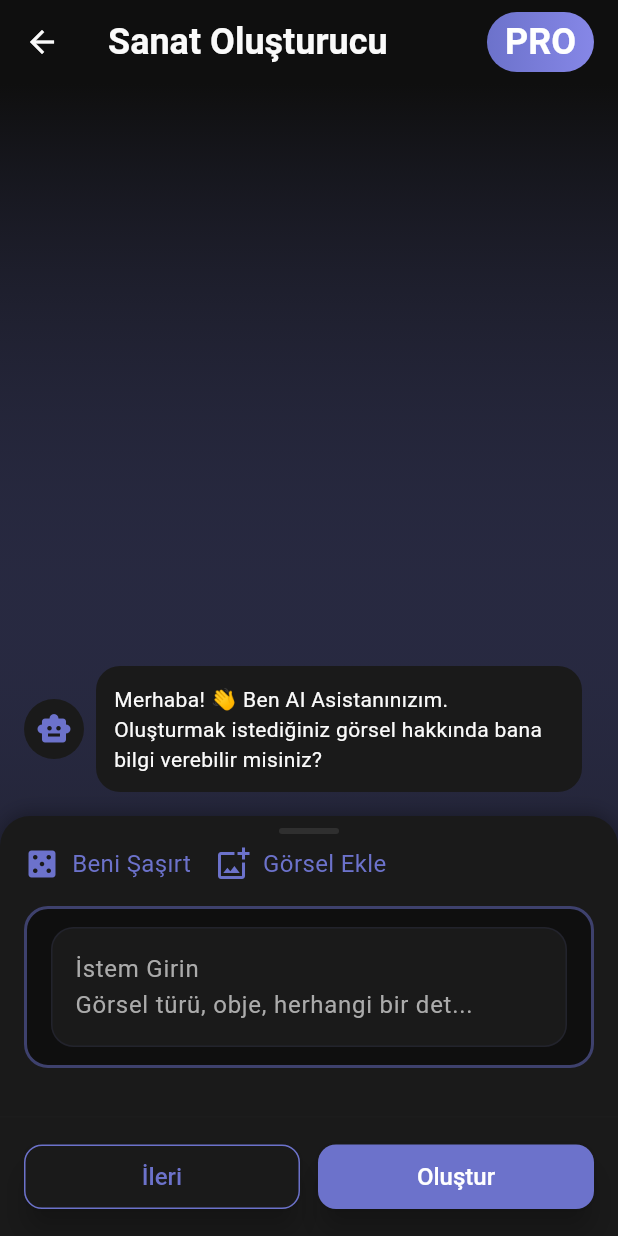
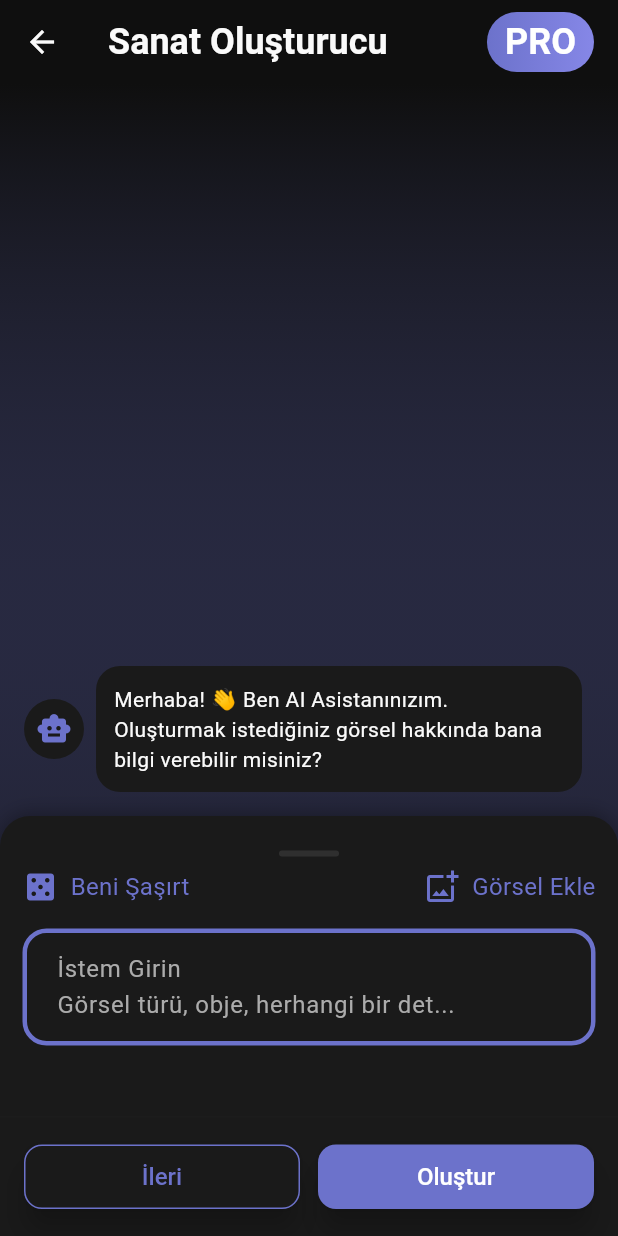
Before and after one commit to niak0/imageifyai, a Flutter app: the _TextToImageContent screen opened directly, on a phone screen of 412 x 824 dp. Run offline on Flutter 3.47's test engine with Material 3 defaults, Android fonts, the phone set to English and light mode, and no system bars; our stand-ins replace image_picker; network calls fail.

Commit message:
last changes

```diff
--- a/lib/features/text_to_image/view/widgets/chat_input.dart
+++ b/lib/features/text_to_image/view/widgets/chat_input.dart
@@ -1,4 +1,5 @@
 import 'package:flutter/material.dart';
+import 'package:imageifyai/core/theme/app_styles.dart';
 import '../../../../core/constants/color_constants.dart';
 
 class ChatInput extends StatelessWidget {
@@ -19,7 +20,9 @@ class ChatInput extends StatelessWidget {
   Widget build(BuildContext context) {
     final textController = TextEditingController();
 
-    return Column(
+    return Padding(
+      padding: const EdgeInsets.all(15.0),
+      child: Column(
         mainAxisSize: MainAxisSize.min,
         children: [
           // Handle
@@ -33,9 +36,8 @@ class ChatInput extends StatelessWidget {
             ),
           ),
           // Üst Butonlar
-        Padding(
-          padding: const EdgeInsets.symmetric(horizontal: 16),
-          child: Row(
+          Row(
+            mainAxisAlignment: MainAxisAlignment.spaceBetween,
             children: [
               _buildActionButton(
                 icon: Icons.casino,
@@ -50,29 +52,31 @@ class ChatInput extends StatelessWidget {
               ),
             ],
           ),
-        ),
           const SizedBox(height: 16),
           // Ana İstem Input Alanı
-        Padding(
-          padding: const EdgeInsets.symmetric(horizontal: 16),
+          InkWell(
+            onTap: () {
+              print("object");
+            },
             child: Container(
-            padding: const EdgeInsets.symmetric(horizontal: 16, vertical: 12),
               decoration: BoxDecoration(
-              color: AppColors.background,
+                color: AppColors.surface,
                 borderRadius: BorderRadius.circular(16),
                 border: Border.all(
-                color: AppColors.primary.withOpacity(0.5),
-                width: 2,
+                  color: AppColors.primary,
+                  width: 3.0, // Kalın kenar
                 ),
               ),
+              padding: const EdgeInsets.all(8.0),
               child: TextField(
                 controller: textController,
+                enabled: false,
                 maxLines: 2,
                 style: const TextStyle(color: AppColors.textPrimary),
-              decoration: const InputDecoration(
-                border: InputBorder.none,
+                decoration: AppStyles.inputDecoration.copyWith(
                   hintText: 'İstem Girin\nGörsel türü, obje, herhangi bir det...',
                   hintStyle: TextStyle(color: AppColors.textSecondary),
+                  border: InputBorder.none,
                 ),
               ),
             ),
@@ -86,20 +90,34 @@ class ChatInput extends StatelessWidget {
               children: [
                 const SizedBox(height: 16),
                 // Negatif Prompt
-              Padding(
-                padding: const EdgeInsets.symmetric(horizontal: 16),
+                InkWell(
+                  onTap: () {
+                    print("object");
+                  },
                   child: Container(
-                  padding: const EdgeInsets.symmetric(horizontal: 16, vertical: 12),
                     decoration: BoxDecoration(
-                    color: AppColors.background,
+                      color: AppColors.surface,
                       borderRadius: BorderRadius.circular(16),
                       border: Border.all(
                         color: AppColors.outline,
+                        width: 3.0, // Kalın kenar
                       ),
                     ),
-                  child: Column(
-                    crossAxisAlignment: CrossAxisAlignment.start,
-                    children: [
+                    padding: const EdgeInsets.all(8.0),
+                    child: TextField(
+                      controller: textController,
+                      enabled: false,
+                      maxLines: 1,
+                      style: const TextStyle(color: AppColors.textPrimary),
+                      decoration: AppStyles.inputDecoration.copyWith(
+                        hintText: 'Negatif İstem Girin',
+                        hintStyle: TextStyle(color: AppColors.textSecondary),
+                        border: InputBorder.none,
+                      ),
+                    ),
+                  ),
+                ),
+                const SizedBox(height: 5),
                 const Text(
                   'Negatif İstem Girin',
                   style: TextStyle(
@@ -107,24 +125,9 @@ class ChatInput extends StatelessWidget {
                     fontSize: 14,
                   ),
                 ),
-                      TextField(
-                        maxLines: 2,
-                        style: const TextStyle(color: AppColors.textPrimary),
-                        decoration: const InputDecoration(
-                          border: InputBorder.none,
-                          hintText: 'Son görselde ne görmek istemediğinizi belirtin.',
-                          hintStyle: TextStyle(color: AppColors.textSecondary),
-                        ),
-                      ),
-                    ],
-                  ),
-                ),
-              ),
                 const SizedBox(height: 16),
                 // Stiller
-              Padding(
-                padding: const EdgeInsets.symmetric(horizontal: 16),
-                child: Column(
+                Column(
                   crossAxisAlignment: CrossAxisAlignment.start,
                   children: [
                     const Text(
@@ -150,12 +153,9 @@ class ChatInput extends StatelessWidget {
                     ),
                   ],
                 ),
-              ),
                 const SizedBox(height: 16),
                 // Görsel Oranı
-              Padding(
-                padding: const EdgeInsets.symmetric(horizontal: 16),
-                child: Column(
+                Column(
                   crossAxisAlignment: CrossAxisAlignment.start,
                   children: [
                     const Text(
@@ -176,11 +176,11 @@ class ChatInput extends StatelessWidget {
                     ),
                   ],
                 ),
-              ),
               ],
             ),
           ),
         ],
+      ),
     );
   }
 
--- a/lib/features/text_to_image/viewmodel/text_to_image_viewmodel.dart
+++ /dev/null
@@ -1,53 +0,0 @@
-import 'package:imageifyai/features/text_to_image/model/chat_message.dart';
-
-import '../../../core/base/base_view_model.dart';
-import '../model/image_options.dart';
-
-class TextToImageViewModel extends BaseViewModel {
-  final List<ChatMessage> _messages = [];
-  List<ChatMessage> get messages => _messages;
-
-  bool _showStyleSelector = false;
-  bool get showStyleSelector => _showStyleSelector;
-
-  Styles? _selectedStyle;
-  Styles? get selectedStyle => _selectedStyle;
-
-  void sendMessage(String text) {
-    // Kullanıcı mesajını ekle
-    _messages.insert(
-        0,
-        ChatMessage(
-          message: text,
-          type: MessageType.user,
-        ));
-
-    // Bot yanıtını ekle
-    _messages.insert(
-        0,
-        ChatMessage(
-          message: 'Görseliniz hazırlanıyor...',
-          type: MessageType.bot,
-          isLoading: true,
-        ));
-
-    notifyListeners();
-
-    // TODO: API çağrısı yapılacak
-  }
-
-  void selectStyle(Styles style) {
-    _selectedStyle = style;
-    _showStyleSelector = false;
-    notifyListeners();
-  }
-
-  void toggleStyleSelector() {
-    _showStyleSelector = !_showStyleSelector;
-    notifyListeners();
-  }
-
-  void generateSurprisePrompt() {
-    // TODO: Rastgele prompt üret
-  }
-}
```
Lines whose indentation alone changed are shown as unchanged.
